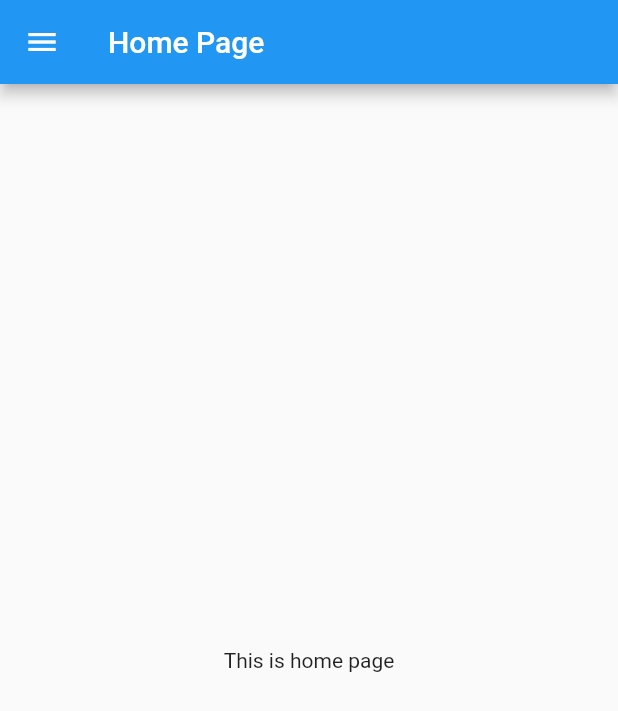
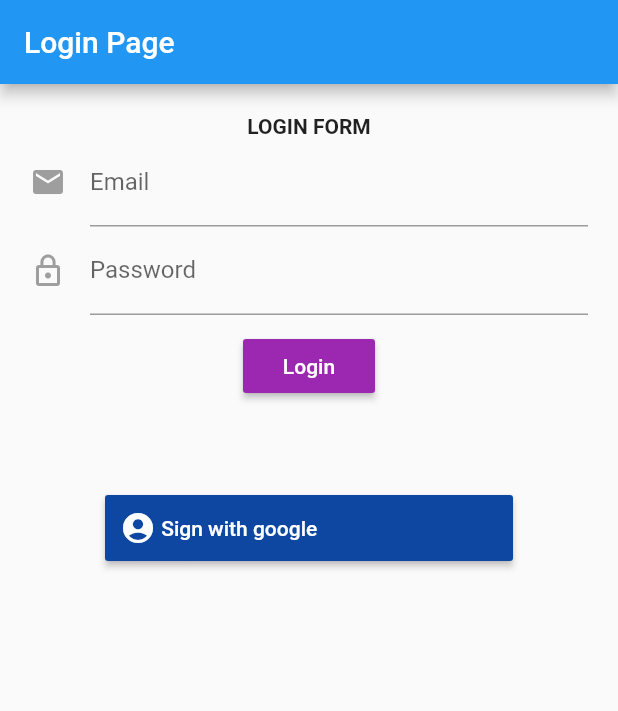
Before and after one commit to astaphobia/videos-playlist, a Flutter app: the screen it shows after launch, on a phone screen of 412 x 824 dp. Shown: the top 711 px of the screen. Run offline on Flutter 3.47's test engine with Material 2 defaults, Android fonts, the phone set to English and light mode, and no system bars; our stand-ins replace firebase_auth, shared_preferences; accounts and stored records are empty.

Commit message:
login via email and password credential, and wrapper component for slack

````diff
--- a/lib/main.dart
+++ b/lib/main.dart
@@ -1,7 +1,10 @@
 import 'package:flutter/material.dart';
+import 'package:firebase_auth/firebase_auth.dart';
 
 import 'package:vplay/src/routes.dart';
-import 'package:vplay/src/pages/home_page.dart';
+// import 'package:vplay/src/pages/home_page.dart';
+import 'package:vplay/src/pages/splash_page.dart';
+import 'package:vplay/src/pages/login_page.dart';
 
 void main() => runApp(MyApp());
 
@@ -23,8 +26,25 @@ class MyApp extends StatelessWidget {
         // is not restarted.
         primarySwatch: Colors.blue,
       ),
-      home: HomePage(),
+      // home: HomePage(),
+      home: _middleware(),
       routes: routes,
     );
   }
 }
+
+Widget _middleware() {
+  return new StreamBuilder<FirebaseUser>(
+    stream: FirebaseAuth.instance.onAuthStateChanged,
+    builder: (BuildContext context, AsyncSnapshot snapshot) {
+      if (snapshot.connectionState == ConnectionState.waiting) {
+        return SplashPage();
+      } else {
+        if (snapshot.hasData) {
+          return LoginPage();
+        }
+        return LoginPage();
+      }
+    },
+  );
+}
--- /dev/null
+++ b/lib/src/components/modal_stack.dart
@@ -0,0 +1,41 @@
+import 'package:flutter/material.dart';
+
+///Wrapper component that create a `Slack` widget.
+///
+/// _parameters_:
+/// ```dart
+/// @required bool isLoading
+/// @required Widget child
+/// bool cancelable
+/// ```
+/// purpose to create loading screen with opacity transparent and include CircularProgressIndicator()
+class ModalStack extends StatelessWidget {
+  final bool isLoading;
+  final bool cancelable;
+  final Widget child;
+  ModalStack(
+      {@required this.isLoading, this.cancelable = false, @required this.child})
+      : assert(child != null),
+        assert(cancelable != null);
+  @override
+  Widget build(BuildContext context) {
+    List<Widget> widgetList = [];
+    widgetList.add(child);
+    if (isLoading) {
+      final modal = [
+        Opacity(
+          opacity: 0.2,
+          child: ModalBarrier(
+            dismissible: cancelable,
+            color: Colors.grey,
+          ),
+        ),
+        Center(
+          child: CircularProgressIndicator(),
+        )
+      ];
+      widgetList += modal;
+    }
+    return Stack(children: widgetList);
+  }
+}
--- a/lib/src/components/navbar.dart
+++ b/lib/src/components/navbar.dart
@@ -4,7 +4,6 @@ class NavBar extends StatelessWidget {
 
   @override
   Widget build(BuildContext context) {
-    // TODO: implement build
     return Drawer(
       child: ListView(
         padding: EdgeInsets.zero,
--- a/lib/src/pages/home_page.dart
+++ b/lib/src/pages/home_page.dart
@@ -6,7 +6,6 @@ class HomePage extends StatelessWidget {
   static String tag = "home_page";
   @override
   Widget build(BuildContext context) {
-    // TODO: implement build
     return Scaffold(
       appBar: AppBar(
         title: Text("Home Page"),
@@ -19,5 +18,4 @@ class HomePage extends StatelessWidget {
       drawer: NavBar(),
     );
   }
-
 }
--- /dev/null
+++ b/lib/src/pages/login_page.dart
@@ -0,0 +1,158 @@
+import 'package:flutter/material.dart';
+import 'package:firebase_auth/firebase_auth.dart';
+
+import 'package:vplay/src/components/modal_stack.dart';
+import 'package:vplay/src/components/modal_dialog.dart';
+
+final FirebaseAuth _auth = FirebaseAuth.instance;
+
+class LoginPage extends StatefulWidget {
+  static String tag = "login_page";
+
+  @override
+  State<StatefulWidget> createState() => _LoginPageState();
+}
+
+class _LoginPageState extends State<LoginPage> {
+  final key = GlobalKey<FormState>();
+  String email;
+  String password;
+  bool isLoading = false;
+
+  @override
+  Widget build(BuildContext context) {
+    return Scaffold(
+      appBar: AppBar(
+        title: Text("Login Page"),
+      ),
+      body: ModalStack(
+        isLoading: isLoading,
+        child: Container(
+            padding: EdgeInsets.all(20.0),
+            child: Column(
+              children: <Widget>[
+                Text(
+                  'LOGIN FORM',
+                  textAlign: TextAlign.center,
+                  style: TextStyle(fontWeight: FontWeight.bold),
+                ),
+                Form(
+                  key: key,
+                  child: Column(
+                    children: <Widget>[
+                      TextFormField(
+                        keyboardType: TextInputType.emailAddress,
+                        decoration: InputDecoration(
+                            hintText: "xxx@gmail.com",
+                            labelText: "Email",
+                            icon: Icon(
+                              Icons.email,
+                              color: Colors.grey,
+                            )),
+                        onSaved: (value) {
+                          email = value;
+                        },
+                        validator: (value) {
+                          if (value.length <= 0) {
+                            return "Email is required";
+                          }
+                          Pattern pattern =
+                              r'^([a-zA-Z0-9_\-\.]+)@((\[[0-9]{1,3}\.[0-9]{1,3}\.[0-9]{1,3}\.)|(([a-zA-Z0-9\-]+\.)+))([a-zA-Z]{2,4}|[0-9]{1,3})(\]?)$';
+                          RegExp rgx = RegExp(pattern);
+                          if (!rgx.hasMatch(value)) {
+                            return "Email is not valid";
+                          }
+                          return null;
+                        },
+                      ),
+                      TextFormField(
+                          obscureText: true,
+                          decoration: InputDecoration(
+                              labelText: "Password",
+                              hintText: "secret",
+                              icon:
+                                  Icon(Icons.lock_outline, color: Colors.grey)),
+                          onSaved: (value) {
+                            password = value;
+                          },
+                          validator: (value) {
+                            if (value.length <= 0) {
+                              return "Password is required";
+                            }
+                            return null;
+                          }),
+                      Padding(
+                          padding: EdgeInsets.all(10.0),
+                          child: RaisedButton(
+                            child: Text("Login"),
+                            color: Colors.purple,
+                            textColor: Colors.white,
+                            onPressed: () {
+                              if (key.currentState.validate()) {
+                                key.currentState.save();
+                                setState(() {
+                                  isLoading = true;
+                                });
+                                key.currentState.save();
+                                signInByEmail(this.email, this.password)
+                                    .then((result) {
+                                  setState(() {
+                                    isLoading = false;
+                                  });
+                                  print(result);
+                                }).catchError((error) {
+                                  setState(() {
+                                    isLoading = false;
+                                  });
+                                  showDialog(
+                                    context: context,
+                                    builder: (BuildContext context) {
+                                      return ModalDialog(
+                                        title: "FAILED",
+                                        content: error.toString(),
+                                      );
+                                    }
+                                  );
+                                  print(error);
+                                });
+                              }
+                            },
+                          ))
+                    ],
+                  ),
+                ),
+                Padding(
+                  padding: EdgeInsets.all(50.0),
+                  child: RaisedButton(
+                    color: Colors.blue[900],
+                    textColor: Colors.white,
+                    padding: EdgeInsets.all(10.0),
+                    child: Row(
+                      textDirection: TextDirection.ltr,
+                      children: <Widget>[
+                        Icon(
+                          Icons.account_circle,
+                          color: Colors.white,
+                        ),
+                        Text(" Sign with google")
+                      ],
+                    ),
+                    onPressed: () {
+                      setState(() {
+                        isLoading = true;
+                      });
+                    },
+                  ),
+                )
+              ],
+            )),
+      ),
+    );
+  }
+}
+
+Future<String> signInByEmail(String email, String password) async {
+  FirebaseUser user =
+      await _auth.signInWithEmailAndPassword(email: email, password: password);
+  return user.uid;
+}
--- a/lib/src/routes.dart
+++ b/lib/src/routes.dart
@@ -1,7 +1,9 @@
 import 'package:flutter/material.dart';
 
 import 'package:vplay/src/pages/home_page.dart';
+import 'package:vplay/src/pages/login_page.dart';
 
 final routes = <String, WidgetBuilder> {
   HomePage.tag: (BuildContext context) => HomePage(),
+  LoginPage.tag: (BuildContext context) => LoginPage(),
 };
--- /dev/null
+++ b/lib/src/utils/authentication.dart
@@ -0,0 +1 @@
+import 'package:shared_preferences/shared_preferences.dart';
````
Also changed, not shown: lib/src/components/modal_dialog.dart (added, +25 -0 lines), lib/src/pages/splash_page.dart (added, +12 -0 lines).
